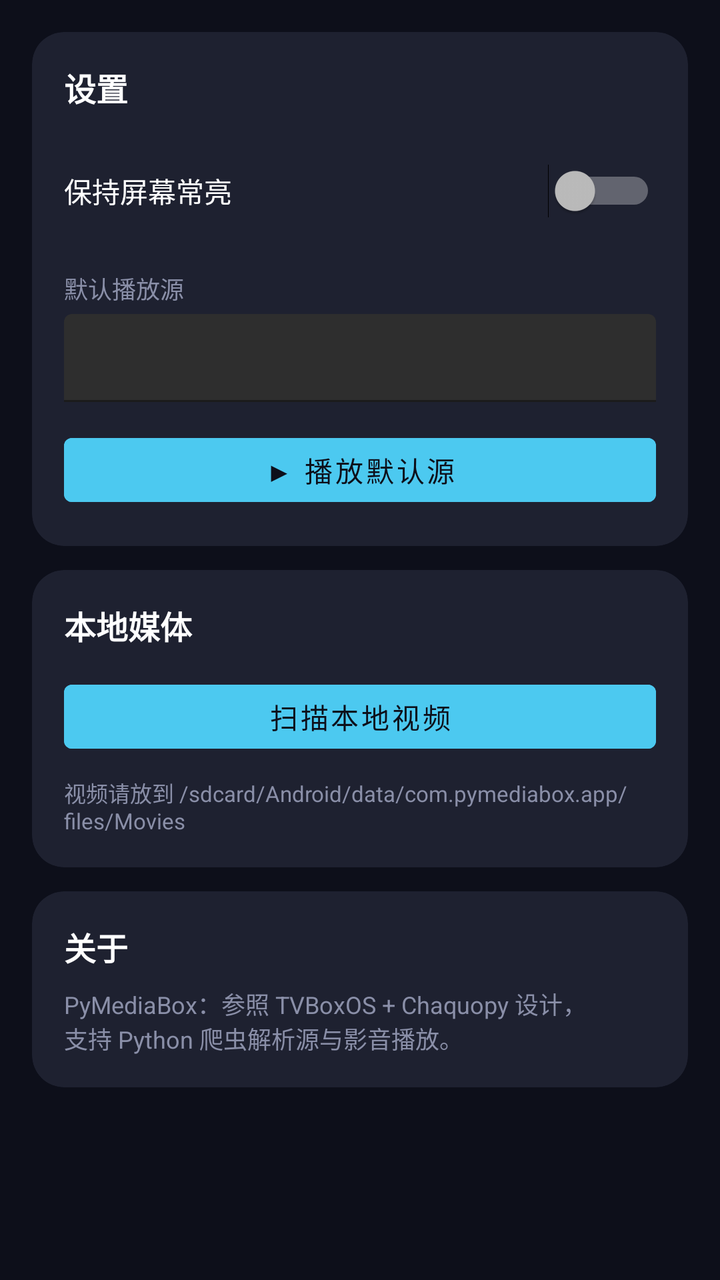
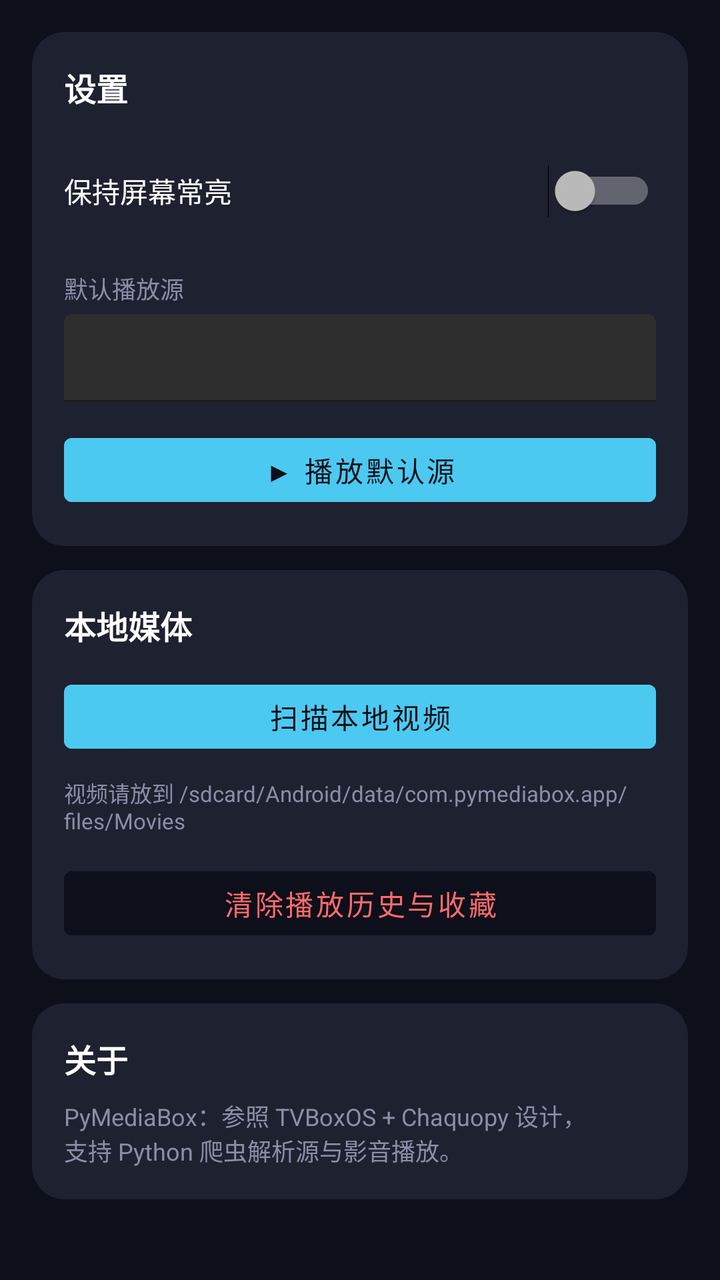

Screens rendered from an Android XML layout before and after an edit, with the pre-edit source and the edit as a unified diff.
<!-- AndroidManifest.xml: application theme Theme.PymediaBox -->
<!-- res/layout/fragment_settings.xml -->
<?xml version="1.0" encoding="utf-8"?>
<ScrollView xmlns:android="http://schemas.android.com/apk/res/android"
    xmlns:app="http://schemas.android.com/apk/res-auto"
    android:layout_width="match_parent"
    android:layout_height="match_parent">

    <LinearLayout
        android:layout_width="match_parent"
        android:layout_height="wrap_content"
        android:orientation="vertical"
        android:padding="16dp">

        <com.google.android.material.card.MaterialCardView
            android:layout_width="match_parent"
            android:layout_height="wrap_content"
            app:cardBackgroundColor="@color/card_bg"
            app:cardCornerRadius="16dp"
            app:cardElevation="0dp">

            <LinearLayout
                android:layout_width="match_parent"
                android:layout_height="wrap_content"
                android:orientation="vertical"
                android:padding="16dp">

                <TextView
                    android:layout_width="match_parent"
                    android:layout_height="wrap_content"
                    android:text="设置"
                    android:textColor="@color/white"
                    android:textSize="16sp"
                    android:textStyle="bold" />

                <Switch
                    android:id="@+id/switch_keep_screen"
                    android:layout_width="match_parent"
                    android:layout_height="48dp"
                    android:layout_marginTop="16dp"
                    android:paddingStart="0dp"
                    android:text="@string/lbl_keep_screen"
                    android:textColor="@color/white" />

                <TextView
                    android:layout_width="match_parent"
                    android:layout_height="wrap_content"
                    android:layout_marginTop="16dp"
                    android:text="默认播放源"
                    android:textColor="@color/text_secondary"
                    android:textSize="12sp" />

                <com.google.android.material.textfield.TextInputLayout
                    android:layout_width="match_parent"
                    android:layout_height="wrap_content"
                    android:layout_marginTop="4dp"
                    app:boxStrokeColor="@color/accent">

                    <com.google.android.material.textfield.TextInputEditText
                        android:id="@+id/et_default_url"
                        android:layout_width="match_parent"
                        android:layout_height="44dp"
                        android:textColor="@color/white"
                        android:textColorHint="@color/text_secondary" />
                </com.google.android.material.textfield.TextInputLayout>

                <com.google.android.material.button.MaterialButton
                    android:id="@+id/btn_play_default"
                    android:layout_width="match_parent"
                    android:layout_height="44dp"
                    android:layout_marginTop="12dp"
                    android:text="▶ 播放默认源"
                    android:backgroundTint="@color/accent"
                    android:textColor="@color/black" />
            </LinearLayout>
        </com.google.android.material.card.MaterialCardView>

        <com.google.android.material.card.MaterialCardView
            android:layout_width="match_parent"
            android:layout_height="wrap_content"
            android:layout_marginTop="12dp"
            app:cardBackgroundColor="@color/card_bg"
            app:cardCornerRadius="16dp"
            app:cardElevation="0dp">

            <LinearLayout
                android:layout_width="match_parent"
                android:layout_height="wrap_content"
                android:orientation="vertical"
                android:padding="16dp">

                <TextView
                    android:layout_width="match_parent"
                    android:layout_height="wrap_content"
                    android:text="本地媒体"
                    android:textColor="@color/white"
                    android:textSize="16sp"
                    android:textStyle="bold" />

                <com.google.android.material.button.MaterialButton
                    android:id="@+id/btn_scan_local"
                    android:layout_width="match_parent"
                    android:layout_height="44dp"
                    android:layout_marginTop="12dp"
                    android:text="扫描本地视频"
                    android:backgroundTint="@color/accent"
                    android:textColor="@color/black" />

                <TextView
                    android:layout_width="match_parent"
                    android:layout_height="wrap_content"
                    android:layout_marginTop="8dp"
                    android:text="视频请放到 /sdcard/Android/data/com.pymediabox.app/files/Movies"
                    android:textColor="@color/text_secondary"
                    android:textSize="11sp" />
            </LinearLayout>
        </com.google.android.material.card.MaterialCardView>

        <com.google.android.material.card.MaterialCardView
            android:layout_width="match_parent"
            android:layout_height="wrap_content"
            android:layout_marginTop="12dp"
            android:layout_marginBottom="16dp"
            app:cardBackgroundColor="@color/card_bg"
            app:cardCornerRadius="16dp"
            app:cardElevation="0dp">

            <LinearLayout
                android:layout_width="match_parent"
                android:layout_height="wrap_content"
                android:orientation="vertical"
                android:padding="16dp">

                <TextView
                    android:layout_width="match_parent"
                    android:layout_height="wrap_content"
                    android:text="@string/lbl_about"
                    android:textColor="@color/white"
                    android:textSize="16sp"
                    android:textStyle="bold" />

                <TextView
                    android:layout_width="match_parent"
                    android:layout_height="wrap_content"
                    android:layout_marginTop="8dp"
                    android:text="@string/about_body"
                    android:textColor="@color/text_secondary"
                    android:textSize="12sp" />
            </LinearLayout>
        </com.google.android.material.card.MaterialCardView>
    </LinearLayout>
</ScrollView>
<!-- resources referenced by this layout -->
<resources>
  <color name="accent">#FF4CC9F0</color>
  <color name="black">#FF0D0F1A</color>
  <color name="card_bg">#FF1E2130</color>
  <color name="text_secondary">#FF8A8FA8</color>
  <color name="white">#FFFFFFFF</color>
  <string name="about_body">PyMediaBox：参照 TVBoxOS + Chaquopy 设计，\n支持 Python 爬虫解析源与影音播放。</string>
  <string name="lbl_about">关于</string>
  <string name="lbl_keep_screen">保持屏幕常亮</string>
  <style name="Theme.PymediaBox" parent="Theme.MaterialComponents.NoActionBar">
          <item name="colorPrimary">@color/primary</item>
          <item name="colorSecondary">@color/accent</item>
          <item name="colorAccent">@color/accent</item>
          <item name="android:windowBackground">@color/black</item>
          <item name="android:statusBarColor">@color/black</item>
          <item name="android:navigationBarColor">@color/black</item>
      </style>
  <color name="primary">#FF1A1A2E</color>
</resources>

<!-- the commit's change to res/layout/fragment_settings.xml (unified diff, before → after) -->
@@ -111,6 +111,14 @@
                     android:text="视频请放到 /sdcard/Android/data/com.pymediabox.app/files/Movies"
                     android:textColor="@color/text_secondary"
                     android:textSize="11sp" />
+                <com.google.android.material.button.MaterialButton
+                    android:id="@+id/btn_clear_history"
+                    android:layout_width="match_parent"
+                    android:layout_height="44dp"
+                    android:layout_marginTop="12dp"
+                    android:text="清除播放历史与收藏"
+                    android:backgroundTint="@color/black"
+                    android:textColor="#FF6B6B" />
             </LinearLayout>
         </com.google.android.material.card.MaterialCardView>
 
